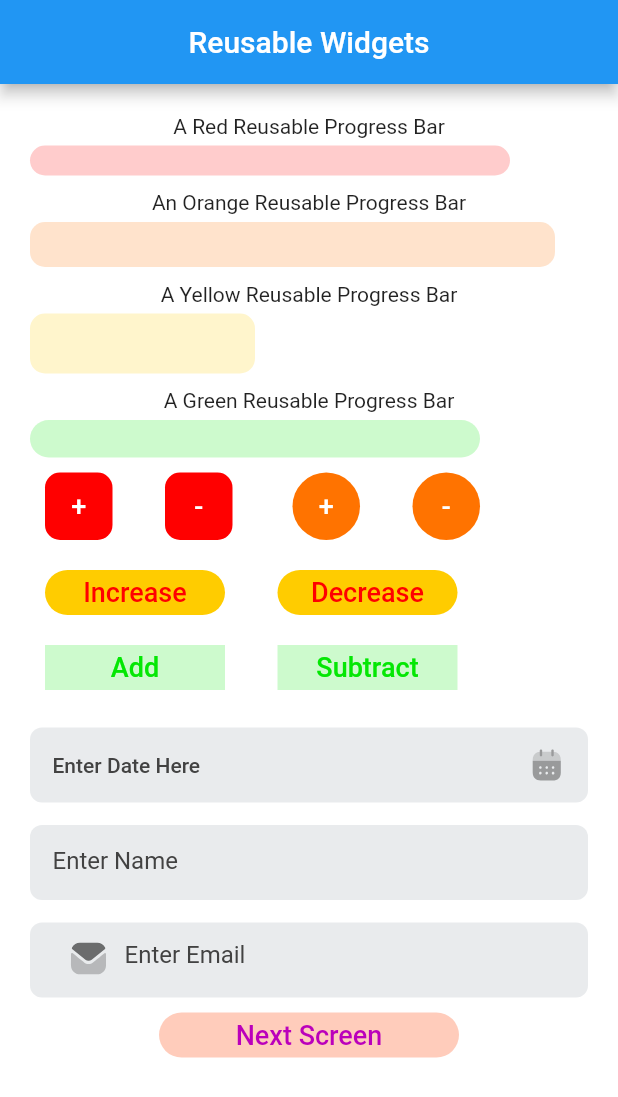
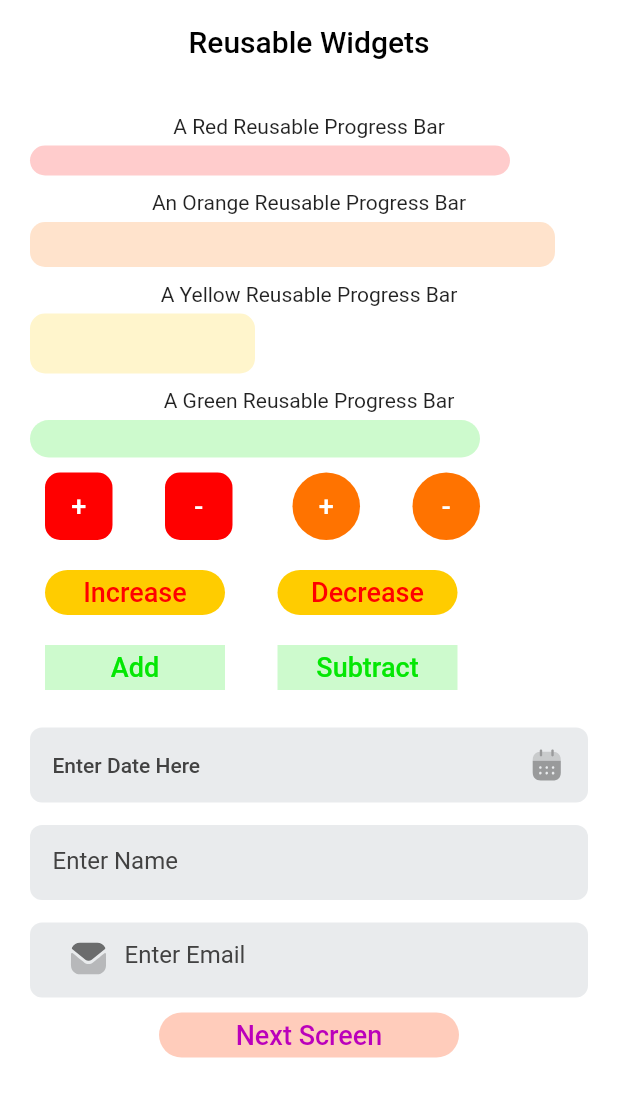
Before and after one commit to TonyoGodson/TestingReusableWidgets, a Flutter app: the screen it shows after launch, on a phone screen of 412 x 824 dp. Shown: the top 1097 px of the screen. Run offline on Flutter 3.47's test engine with Material 2 defaults, Android fonts, the phone set to English and light mode, and no system bars; drawn by our look-alikes of percent_indicator; our stand-ins replace flutter_svg.

Commit message:
back button implemented

```diff
--- a/lib/screen_two.dart
+++ b/lib/screen_two.dart
@@ -19,7 +19,7 @@ class _ScreenTwoState extends State<ScreenTwo> {
           elevation: 0,
           flexibleSpace: AppBarWidget(
             context: context,
-            onTap: (){},
+            onTap: navTo,
             shape: BoxShape.rectangle,
             color: const Color(0x2F2D88D8),
             color2: const Color(0xFF2D88D8),
@@ -54,4 +54,7 @@ class _ScreenTwoState extends State<ScreenTwo> {
           )),
     );
   }
+  void navTo(){
+    Navigator.pop(context);
+  }
 }
--- a/lib/widgets_screen.dart
+++ b/lib/widgets_screen.dart
@@ -23,7 +23,9 @@ class _WidgetsScreenState extends State<WidgetsScreen> {
   @override
   Widget build(BuildContext context) {
     return Scaffold(
-      appBar: AppBar(title: const Text("Reusable Widgets"),
+      appBar: AppBar(title: const Text("Reusable Widgets", style: TextStyle(color: Colors.black),),
+        elevation: 0,
+        backgroundColor: Colors.white,
         centerTitle: true,
       ),
       backgroundColor: Colors.white,
```
